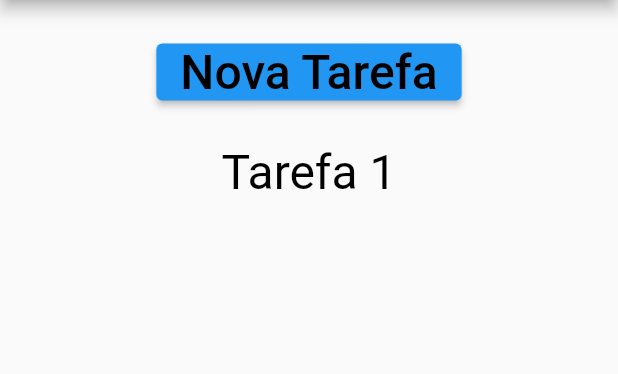
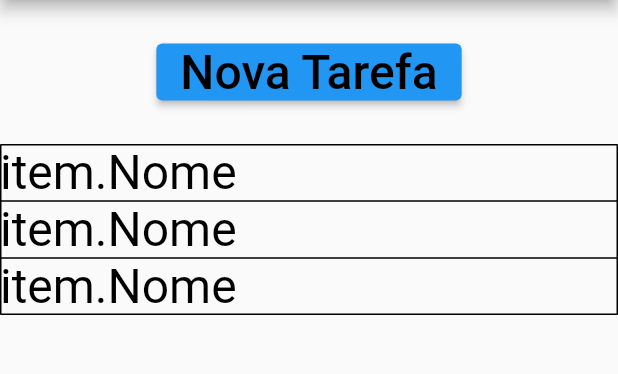
Before and after one commit to Xeviousbr/otchi, a Flutter app: the MyHomePage screen opened directly, on a phone screen of 412 x 824 dp, the part 84-458 px from its top. Run offline on Flutter 3.47's test engine with Material 2 defaults, Android fonts, the phone set to English and light mode, and no system bars.

Commit message:
Inicio do carregamento da lista

```diff
--- a/lib/main.dart
+++ b/lib/main.dart
@@ -4,6 +4,7 @@ import 'dart:convert';
 import 'package:flutter/material.dart';
 import 'package:ot/login_page/login_page.dart';
 import 'cadastrar_tarefa.dart';
+import 'tarefa.dart';
 
 void main() {
   runApp(const MyApp());
@@ -32,6 +33,11 @@ class MyHomePage extends StatefulWidget {
 }
 
 class _MyHomePageState extends State<MyHomePage> {
+  var list = [
+    {'id': "1", "Nome": "Tarefa 1"},
+    {'id': "2", "date": "Tarefa 2"},
+    {'id': "3", "date": "Tarefa 3"}
+  ];
   @override
   Widget build(BuildContext context) {
     return Scaffold(
@@ -39,13 +45,15 @@ class _MyHomePageState extends State<MyHomePage> {
           title: const Text('OT - Organizador de Tarefas'),
         ),
         body: Column(children: [
+          Column(children: <Widget>[
             Center(
                 heightFactor: 2,
                 child: ElevatedButton(
                   onPressed: () {
                     Navigator.push(
                       context,
-                    MaterialPageRoute(builder: (context) => CadastrarTarefa()),
+                      MaterialPageRoute(
+                          builder: (context) => CadastrarTarefa()),
                     );
                   },
                   child: const Text('Nova Tarefa',
@@ -55,29 +63,21 @@ class _MyHomePageState extends State<MyHomePage> {
                         color: Colors.black,
                       )),
                 )),
-          const Text('Tarefa 1',
+            Table(
+                border: TableBorder.all(color: Colors.black),
+                columnWidths: {},
+                children: [
+                  for (var item in list)
+                    TableRow(children: [
+                      Text("item.Nome",
                           textDirection: TextDirection.ltr,
                           style: TextStyle(
                             fontSize: 32,
                             color: Colors.black,
                           ))
+                    ])
+                ])
+          ])
         ]));
   }
 }
-
-/* class Tarefas {
-  String? Nome;
-  int? Prioridade;
-  bool? HabDiaSem;
-  bool? HamSab;
-  bool? HabDom;
-  bool? Habilitado;
-
-  Tarefas(
-      {this.Nome,
-      this.Prioridade,
-      this.HabDiaSem,
-      this.HamSab,
-      this.HabDom,
-      this.Habilitado});
-} */
```
Lines whose indentation alone changed are shown as unchanged.
